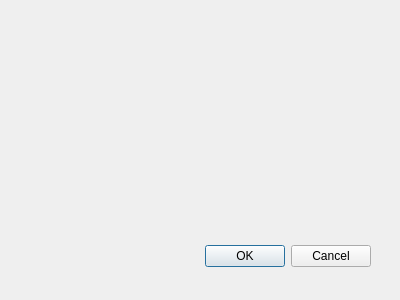
Above: kitupiikki/arkisto/arkistonvienti.ui from artoh/kitupiikki before the change. Below: the same form after it.
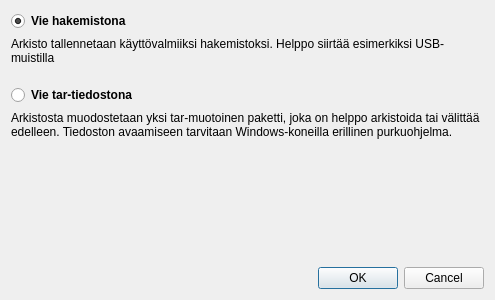
That is the form after the change. Icons and pictures are not drawn.

```diff
--- a/kitupiikki/arkisto/arkistonvienti.ui
+++ b/kitupiikki/arkisto/arkistonvienti.ui
@@ -1,36 +1,97 @@
-<ui version="4.0" >
- <author></author>
- <comment></comment>
- <exportmacro></exportmacro>
- <class>Dialog</class>
- <widget class="QDialog" name="Dialog" >
-  <property name="geometry" >
+<?xml version="1.0" encoding="UTF-8"?>
+<ui version="4.0">
+ <class>ArkistonVienti</class>
+ <widget class="QDialog" name="ArkistonVienti">
+  <property name="geometry">
    <rect>
     <x>0</x>
     <y>0</y>
-    <width>400</width>
+    <width>495</width>
     <height>300</height>
    </rect>
   </property>
   <property name="windowTitle" >
    <string>Dialog</string>
   </property>
-  <widget class="QDialogButtonBox" name="buttonBox" >
-   <property name="geometry" >
-    <rect>
-     <x>30</x>
-     <y>240</y>
-     <width>341</width>
-     <height>32</height>
-    </rect>
-   </property>
-   <property name="orientation" >
-    <enum>Qt::Horizontal</enum>
-   </property>
-   <property name="standardButtons" >
-    <set>QDialogButtonBox::Cancel|QDialogButtonBox::Ok</set>
-   </property>
-  </widget>
+  <property name="windowIcon">
+   <iconset resource="../pic/pic.qrc">
+    <normaloff>:/pic/vie.png</normaloff>:/pic/vie.png</iconset>
+  </property>
+  <layout class="QVBoxLayout" name="verticalLayout">
+   <item>
+    <widget class="QRadioButton" name="hakemistoRadio">
+     <property name="font">
+      <font>
+       <weight>75</weight>
+       <bold>true</bold>
+      </font>
+     </property>
+     <property name="text">
+      <string>Vie hakemistona</string>
+     </property>
+     <property name="checked">
+      <bool>true</bool>
+     </property>
+    </widget>
+   </item>
+   <item>
+    <widget class="QLabel" name="label">
+     <property name="text">
+      <string>Arkisto tallennetaan käyttövalmiiksi hakemistoksi. Helppo siirtää esimerkiksi USB-muistilla
+</string>
+     </property>
+     <property name="wordWrap">
+      <bool>true</bool>
+     </property>
+    </widget>
+   </item>
+   <item>
+    <widget class="QRadioButton" name="tarRadio">
+     <property name="font">
+      <font>
+       <weight>75</weight>
+       <bold>true</bold>
+      </font>
+     </property>
+     <property name="text">
+      <string>Vie tar-tiedostona</string>
+     </property>
+    </widget>
+   </item>
+   <item>
+    <widget class="QLabel" name="label_2">
+     <property name="text">
+      <string>Arkistosta muodostetaan yksi tar-muotoinen paketti, joka on helppo arkistoida tai välittää edelleen. Tiedoston avaamiseen tarvitaan Windows-koneilla erillinen purkuohjelma.</string>
+     </property>
+     <property name="wordWrap">
+      <bool>true</bool>
+     </property>
+    </widget>
+   </item>
+   <item>
+    <spacer name="verticalSpacer">
+     <property name="orientation">
+      <enum>Qt::Vertical</enum>
+     </property>
+     <property name="sizeHint" stdset="0">
+      <size>
+       <width>20</width>
+       <height>101</height>
+      </size>
+     </property>
+    </spacer>
+   </item>
+   <item>
+    <widget class="QDialogButtonBox" name="buttonBox">
+     <property name="orientation">
+      <enum>Qt::Horizontal</enum>
+     </property>
+     <property name="standardButtons">
+      <set>QDialogButtonBox::Cancel|QDialogButtonBox::Ok</set>
+     </property>
+    </widget>
+   </item>
+  </layout>
  </widget>
  <pixmapfunction></pixmapfunction>
  <resources/>
```
Left out of the diff: 21 changed lines with no effect on the pictures.
